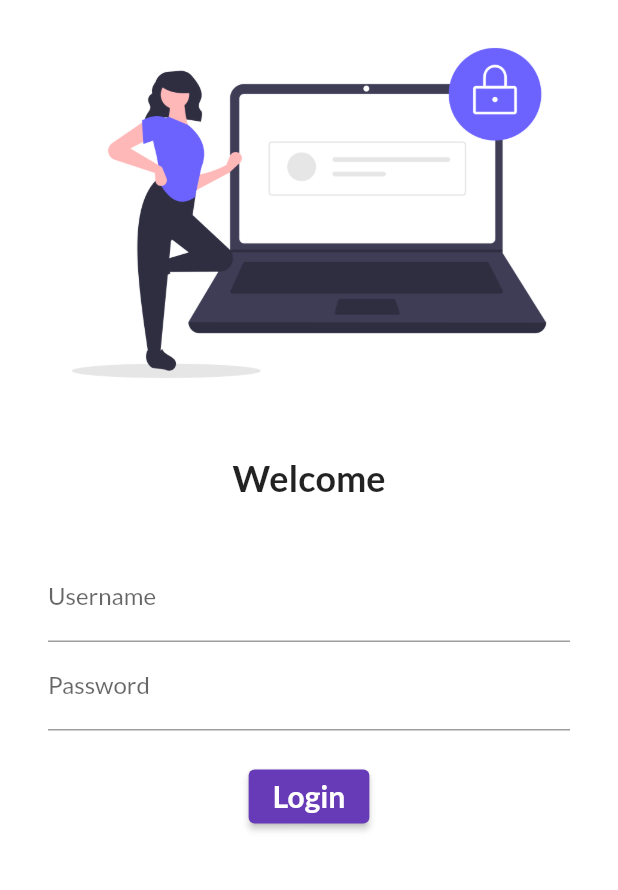
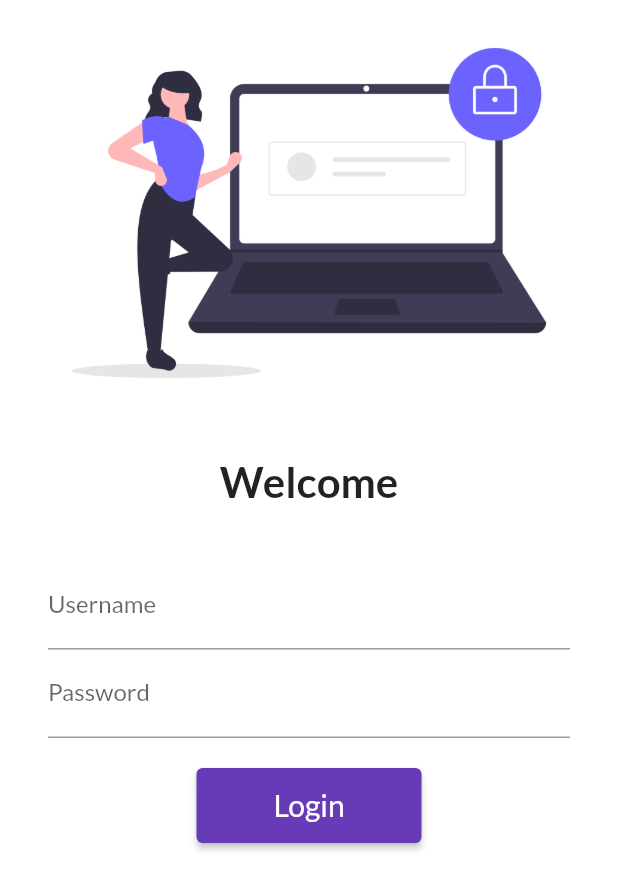
Before and after one commit to Kdhiman95/First-flutter-app, a Flutter app: the screen it shows after launch, on a phone screen of 412 x 824 dp. Shown: the top 890 px of the screen. Run offline on Flutter 3.47's test engine with Material 2 defaults, Android fonts, the phone set to English and light mode, and no system bars; our stand-ins replace google_fonts.

Commit message:
Day 5 completed

```diff
--- a/lib/main.dart
+++ b/lib/main.dart
@@ -1,6 +1,7 @@
 import 'package:flutter/material.dart';
 import 'package:flutter_application_1/pages/home_page.dart';
 import 'package:flutter_application_1/pages/login_page.dart';
+import 'package:flutter_application_1/utils/routes.dart';
 import 'package:google_fonts/google_fonts.dart';
 void main() {
   runApp(const MyApp());
@@ -21,10 +22,11 @@ class MyApp extends StatelessWidget {
       ),
       darkTheme: ThemeData(primarySwatch: Colors.red),
       routes: {
-        "/": ((context) => LoginPage()),
-        "/home": ((context) => HomePage()),
-        "/login": ((context) => LoginPage()),
+        "/": ((context) => const LoginPage()),
+        MyRoutes.homeRoute : ((context) => HomePage()),
+        MyRoutes.loginRoute: ((context) => const LoginPage()),
       },
+      //debugShowCheckedModeBanner: false,
     );
   }
 }
--- a/lib/pages/login_page.dart
+++ b/lib/pages/login_page.dart
@@ -1,4 +1,6 @@
 import 'package:flutter/material.dart';
+
+import '../utils/routes.dart';
 
 class LoginPage extends StatelessWidget {
   const LoginPage({Key? key}) : super(key: key);
@@ -7,6 +9,7 @@ class LoginPage extends StatelessWidget {
   Widget build(BuildContext context) {
     return Material(
       color: Colors.white,
+      child: SingleChildScrollView(
         child: Column(
           children: [
             Image.asset(
@@ -19,7 +22,7 @@ class LoginPage extends StatelessWidget {
             const Text(
               "Welcome",
               style: TextStyle(
-              fontSize: 24,
+                fontSize: 28,
                 fontWeight: FontWeight.bold,
               ),
             ),
@@ -49,16 +52,24 @@ class LoginPage extends StatelessWidget {
                   ),
                   ElevatedButton(
                     onPressed: () {
-                    print("Hi user");
+                      Navigator.pushNamed(context, MyRoutes.homeRoute);
                     },
-                  child: const Text("Login",style: TextStyle(fontSize: 20.0, fontWeight: FontWeight.bold),),
-                  style: TextButton.styleFrom(),
+                    child: const Text(
+                      "Login",
+                      style: TextStyle(
+                        fontSize: 20,
+                      ),
+                    ),
+                    style: TextButton.styleFrom(
+                      minimumSize: const Size(150, 50),
+                    ),
                   )
                 ],
               ),
             )
           ],
         ),
+      ),
     );
   }
 }
--- /dev/null
+++ b/lib/utils/routes.dart
@@ -0,0 +1,5 @@
+class MyRoutes{
+  static String loginRoute = "/login";
+  static String homeRoute = "/hoe";
+
+}
```
Also changed, not shown: lib/pages/home_page.dart (+5 -5 lines). Lines whose indentation alone changed are shown as unchanged.
